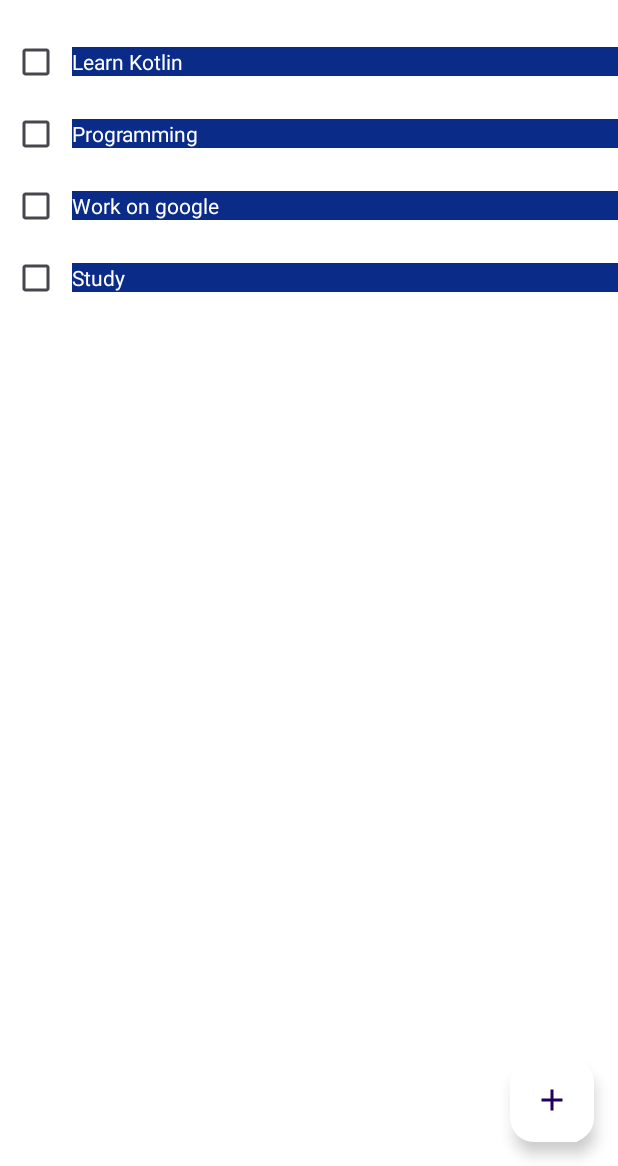
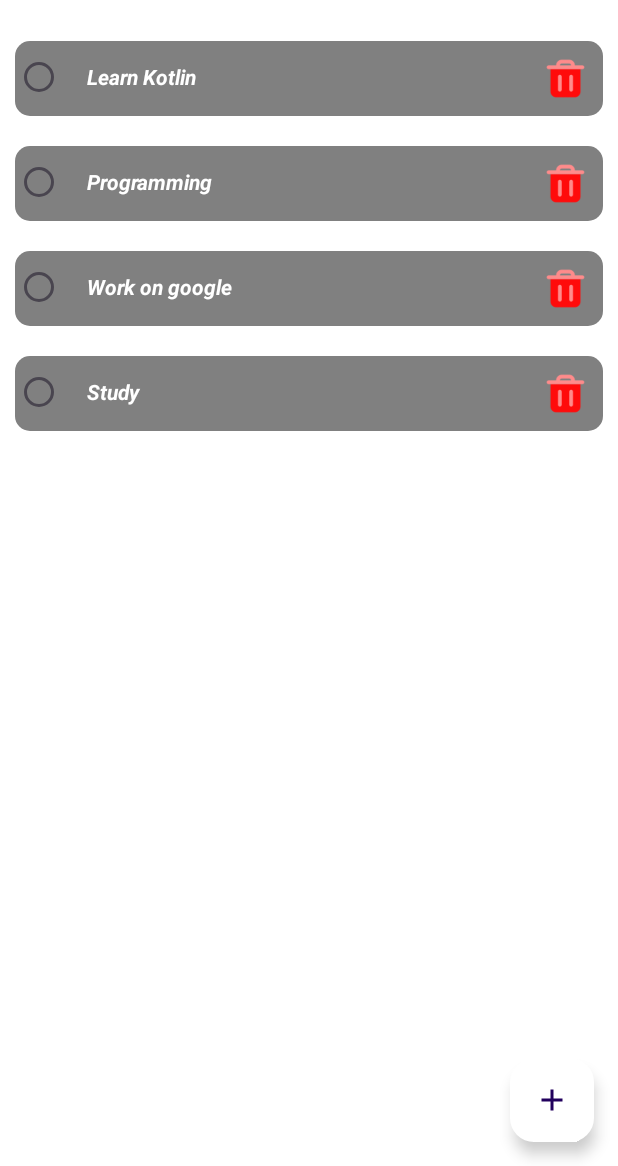
Before and after one commit to TafariDragon/Tarefas, an Android app: the screen it shows after launch (ListActivity), on a phone screen of 412 x 824 dp, the part 70-1236 px from its top. Run offline under Robolectric (Android 15) with nearby library versions, the phone set to English and light mode, and no system bars.

Commit message:
personalizacao da list

```diff
--- /dev/null
+++ b/app/src/main/res/drawable/rounded_background.xml
@@ -0,0 +1,6 @@
+<?xml version="1.0" encoding="utf-8"?>
+<shape xmlns:android="http://schemas.android.com/apk/res/android"
+    android:shape="rectangle">
+    <corners android:radius="10dp" /> <!-- Ajuste o raio conforme necessário -->
+    <solid android:color="@color/gray" /> <!-- Cor de fundo do LinearLayout -->
+</shape>
--- a/app/src/main/res/layout/tarefas_item.xml
+++ b/app/src/main/res/layout/tarefas_item.xml
@@ -6,18 +6,40 @@
     tools:showIn="@layout/activity_list"
     android:orientation="horizontal">
 
-    <CheckBox
+
+    <LinearLayout
+        android:layout_width="match_parent"
+        android:layout_height="wrap_content"
+        android:layout_margin="10dp"
+        android:background="@drawable/rounded_background">
+
+        <RadioButton
+            android:id="@+id/rdConfirmar"
             android:layout_width="wrap_content"
-        android:layout_height="wrap_content"/>
+            android:layout_height="wrap_content"></RadioButton>
+
 
         <TextView
             android:id="@+id/txtTarefas"
             android:layout_width="0dp"
             android:layout_height="wrap_content"
+            android:layout_marginBottom="20dp"
             android:layout_weight="1"
             android:text="Ola"
-        android:layout_marginBottom="20dp"
-        android:textColor="@color/white"
-        android:background="@color/azul"/>
+            android:textStyle="bold|italic"
+            android:textColor="@color/white" />
+
+
+        <ImageView
+            android:layout_width="30dp"
+            android:layout_height="30dp"
+            android:src="@drawable/trush"
+            android:layout_margin="10dp">
+
+        </ImageView>
 
     </LinearLayout>
+
+
+
+</LinearLayout>
--- a/app/src/main/res/values/colors.xml
+++ b/app/src/main/res/values/colors.xml
@@ -3,4 +3,5 @@
     <color name="black">#FF000000</color>
     <color name="white">#FFFFFFFF</color>
     <color name="azul">#0A2C88</color>
+    <color name="gray">#808080</color>
 </resources>
```
Also changed, not shown: app/src/main/res/drawable/trush.png (added). Lines whose indentation alone changed are shown as unchanged.
